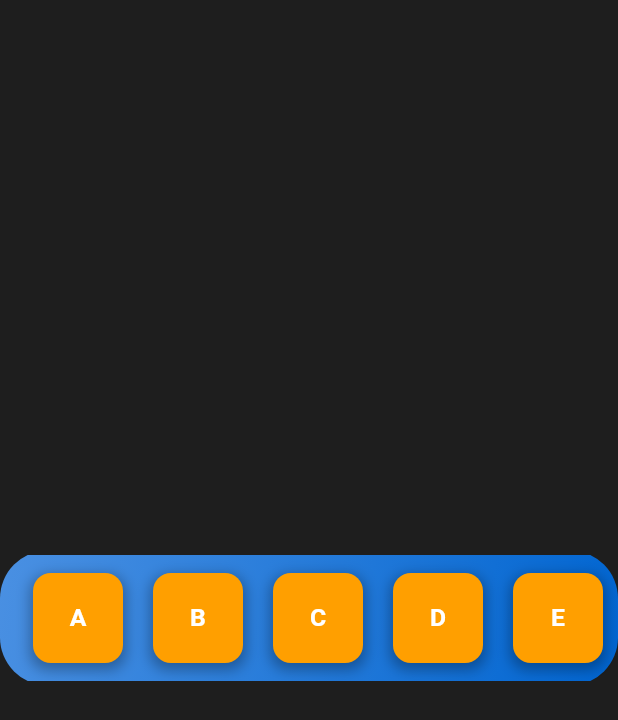
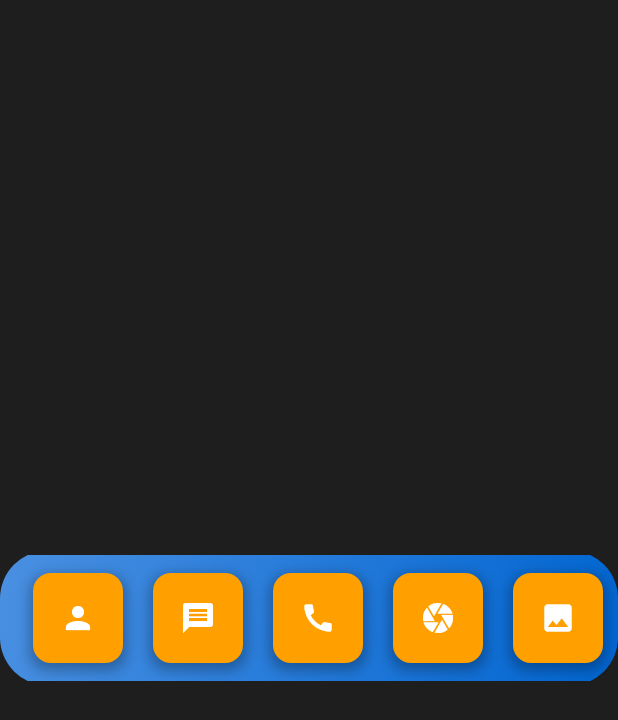
Before and after one commit to Dev-Yadnesh8/mac_doc_app, a Flutter app: the screen it shows after launch, on a phone screen of 412 x 824 dp. Shown: the top 720 px of the screen. Run offline on Flutter 3.47's test engine with Material 3 defaults, Android fonts, the phone set to English and light mode, and no system bars.

Commit message:
new icons added

```diff
--- a/lib/home.dart
+++ b/lib/home.dart
@@ -1,33 +1,45 @@
 import 'package:flutter/material.dart';
 
-
-class MacOsInspiredDoc extends StatefulWidget {
-  const MacOsInspiredDoc({super.key});
+class MacOsInspiredDock extends StatefulWidget {
+  const MacOsInspiredDock({super.key});
 
   @override
-  State<MacOsInspiredDoc> createState() => _MacOsInspiredDockState();
+  State<MacOsInspiredDock> createState() => _MacOsInspiredDockState();
 }
 
-class _MacOsInspiredDockState extends State<MacOsInspiredDoc> {
-  int? hoveredIndex; // Index of the item being hovered over
-  int? draggedIndex; // Index of the item currently being dragged
-  double baseItemHeight = 60; // Base height for each item in the dock
-  double verticalItemsPadding = 12; // Padding between items
-  List<String> items = ['A', 'B', 'C', 'D', 'E']; // List of items in the dock
+class _MacOsInspiredDockState extends State<MacOsInspiredDock> {
+  /// The index of the currently hovered icon.
+  int? hoveredIndex;
 
-  /// Scales the size of the dock item based on whether it's hovered or dragged.
+  /// The index of the icon currently being dragged.
+  int? draggedIndex;
+
+  /// The base height of each dock item.
+  double baseItemHeight = 60;
+
+  /// Vertical padding between dock items.
+  double verticalItemsPadding = 12;
+
+  /// List of icons to display in the dock.
+  List<IconData> icons = [
+    Icons.person,
+    Icons.message,
+    Icons.call,
+    Icons.camera,
+    Icons.photo,
+  ];
+
+  /// Returns the scaled size for an icon based on whether it's hovered or being dragged.
   double getScaledSize(int index) {
     const double maxSize = 80;
     const double nonHoveredMaxSize = 60;
 
-    // Return the size based on whether the item is hovered or dragged
-    if (hoveredIndex == index || draggedIndex == index) {
-      return maxSize;
-    }
-    return nonHoveredMaxSize;
+    return (hoveredIndex == index || draggedIndex == index)
+        ? maxSize
+        : nonHoveredMaxSize;
   }
 
-  /// Adjusts the Y translation for the dragged or hovered item.
+  /// Returns the vertical translation for an icon based on hover or drag.
   double getTranslationY(int index) {
     return (hoveredIndex == index || draggedIndex == index) ? -24 : 0;
   }
@@ -35,12 +47,12 @@ class _MacOsInspiredDockState extends State<MacOsInspiredDoc> {
   @override
   Widget build(BuildContext context) {
     return Scaffold(
-      backgroundColor: const Color(0xFF1E1E1E), // Dark background for modern look
+      backgroundColor: const Color(0xFF1E1E1E), // Background color for the app
       body: Center(
         child: Stack(
           alignment: Alignment.center,
           children: [
-            // Dock background with gradient and rounded corner
+            // Dock background with gradient and rounded corners
             Positioned(
               height: baseItemHeight + 30,
               left: 0,
@@ -50,13 +62,12 @@ class _MacOsInspiredDockState extends State<MacOsInspiredDoc> {
                   borderRadius: BorderRadius.circular(32),
                   gradient: const LinearGradient(
                     colors: [
-                      Color(0xFF4A90E2), // Soft blue for a more polished feel
-                      Color(0xFF0065D1), // Darker blue to match macOS dock style
+                      Color(0xFF4A90E2),
+                      Color(0xFF0065D1),
                     ],
                     begin: Alignment.topLeft,
                     end: Alignment.bottomRight,
                   ),
-
                 ),
               ),
             ),
@@ -66,18 +77,16 @@ class _MacOsInspiredDockState extends State<MacOsInspiredDoc> {
               padding: EdgeInsets.all(verticalItemsPadding),
               child: Row(
                 mainAxisSize: MainAxisSize.min,
-                children: List.generate(items.length, (index) {
-                  return Draggable<String>(
-                    data: items[index],
+                children: List.generate(icons.length, (index) {
+                  return Draggable<IconData>(
+                    data: icons[index],
                     feedback: Material(
                       color: Colors.transparent,
-                      child: Opacity(
-                        opacity: 0.8,
                       child: Container(
-                          height: 100, // Larger feedback size
-                          width: 100,
+                        height: getScaledSize(index),
+                        width: getScaledSize(index),
                         decoration: BoxDecoration(
-                            color: const Color(0xFFFF9F00), // Vibrant amber feedback
+                          color: const Color(0xFFFF9F00),
                           borderRadius: BorderRadius.circular(16),
                           boxShadow: [
                             BoxShadow(
@@ -89,72 +98,72 @@ class _MacOsInspiredDockState extends State<MacOsInspiredDoc> {
                           ],
                         ),
                         child: Center(
-                            child: Text(
-                              items[index],
-                              style: const TextStyle(
-                                fontSize: 40,
+                          child: Icon(
+                            icons[index],
                             color: Colors.white,
-                                fontWeight: FontWeight.bold, // Emphasized text
+                            size: 40,
                           ),
                         ),
                       ),
                     ),
-                      ),
-                    ),
-                    childWhenDragging: Container(), // Empty space when dragging
+                    childWhenDragging: Container(),
                     onDragStarted: () {
+                      // Mark the item as being dragged and hovered
                       setState(() {
-                        hoveredIndex = index; // Highlight item being dragged
-                        draggedIndex = index; // Track dragged item
+                        hoveredIndex = index;
+                        draggedIndex = index;
                       });
                     },
                     onDragCompleted: () {
+                      // Reset the dragged index once drag is complete
                       setState(() {
-                        draggedIndex = null; // Reset dragged item after completion
+                        draggedIndex = null;
                       });
                     },
                     onDraggableCanceled: (velocity, offset) {
+                      // Reset hovered state if drag is canceled
                       setState(() {
-                        hoveredIndex = null; // Reset hovered item if drag is canceled
+                        hoveredIndex = null;
                       });
                     },
                     child: MouseRegion(
-                      cursor: SystemMouseCursors.click, // Change cursor to 'click' on hover
+                      cursor: SystemMouseCursors.click,
                       onEnter: (event) {
+                        // Set the hovered index when mouse enters the region
                         setState(() {
-                          hoveredIndex = index; // Set hovered item index
+                          hoveredIndex = index;
                         });
                       },
                       onExit: (event) {
+                        // Reset hovered index when mouse exits
                         setState(() {
-                          // Reset hovered index when mouse leaves
                           if (draggedIndex != index) {
                             hoveredIndex = null;
                           }
                         });
                       },
-                      child: DragTarget<String>(
+                      child: DragTarget<IconData>(
                         onAcceptWithDetails: (details) {
+                          // Handle the drag-and-drop logic
                           setState(() {
-                            int fromIndex = items.indexOf(details.data);
+                            int fromIndex = icons.indexOf(details.data);
                             int toIndex = index;
 
-                            // Move item in the list with smooth animation
+                            // Only move if the source and target are different
                             if (fromIndex != toIndex) {
-                              String draggedItem = items.removeAt(fromIndex);
-                              items.insert(toIndex, draggedItem);
-                              hoveredIndex = null; // Reset hovered index after move
+                              IconData draggedIcon = icons.removeAt(fromIndex);
+                              icons.insert(toIndex, draggedIcon);
+                              hoveredIndex = null; // Reset hover state
                             }
                           });
                         },
-                        onWillAcceptWithDetails: (details) {
-                          return true; // Allow drop
-                        },
+                        onWillAcceptWithDetails: (details) => true,
                         builder: (context, candidateData, rejectedData) {
-                          double margin = (hoveredIndex == index) ? 30 : 10; // Space adjustment for hovered items
+                          // Set margin for the hovered item
+                          double margin = (hoveredIndex == index) ? 30 : 10;
                           return AnimatedContainer(
-                            duration: const Duration(milliseconds: 300),
-                            curve: Curves.easeInOut, // Smooth animation
+                            duration: const Duration(milliseconds: 500),
+                            curve: Curves.easeInOut,
                             height: getScaledSize(index),
                             width: getScaledSize(index),
                             alignment: AlignmentDirectional.bottomCenter,
@@ -166,8 +175,8 @@ class _MacOsInspiredDockState extends State<MacOsInspiredDoc> {
                                 height: 80,
                                 decoration: BoxDecoration(
                                   color: hoveredIndex == index
-                                      ? const Color(0xFFFFB300) // Lighter amber on hover
-                                      : const Color(0xFFFF9F00), // Default amber color
+                                      ? const Color(0xFFFFB300)
+                                      : const Color(0xFFFF9F00),
                                   borderRadius: BorderRadius.circular(16),
                                   boxShadow: [
                                     BoxShadow(
@@ -179,13 +188,10 @@ class _MacOsInspiredDockState extends State<MacOsInspiredDoc> {
                                   ],
                                 ),
                                 child: Center(
-                                  child: Text(
-                                    items[index],
-                                    style: const TextStyle(
-                                      fontSize: 22,
+                                  child: Icon(
+                                    icons[index],
+                                    size: 32,
                                     color: Colors.white,
-                                      fontWeight: FontWeight.bold,
-                                    ),
                                   ),
                                 ),
                               ),
--- a/lib/main.dart
+++ b/lib/main.dart
@@ -17,7 +17,7 @@ class MyApp extends StatelessWidget {
         brightness: Brightness.light,
         primarySwatch: Colors.blue,
       ),
-      home:  const MacOsInspiredDoc(),
+      home:  const MacOsInspiredDock(),
     );
   }
 }
```
Lines whose indentation alone changed are shown as unchanged.
